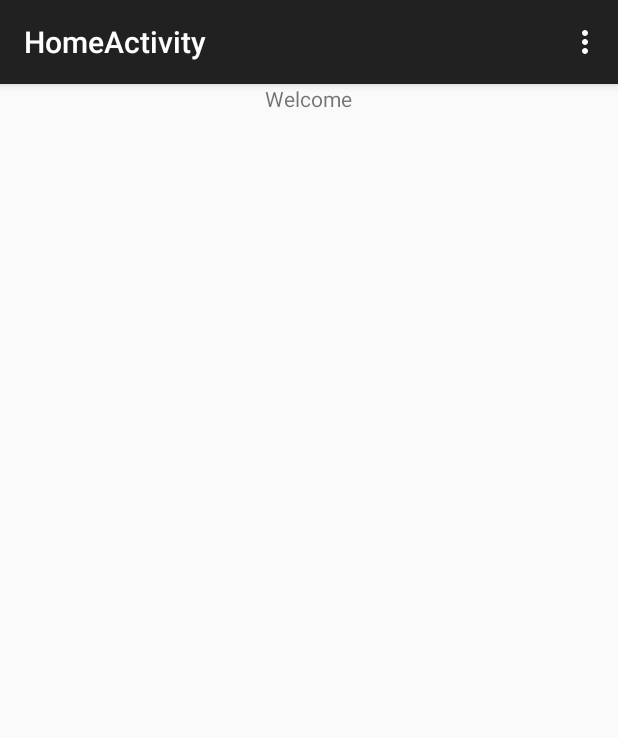
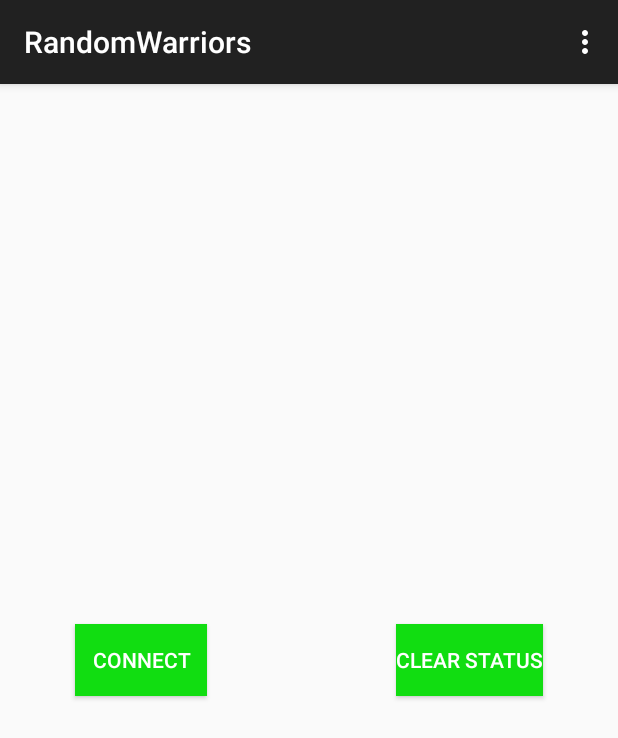
Before and after one commit to Barbarian-JD/RandomWarriors, an Android app: the HomeActivity screen opened directly, with no data from a screen before it, on a phone screen of 412 x 824 dp. Shown: the top 738 px of the screen. Run offline under Robolectric (Android 15) with nearby library versions, the phone set to English and light mode, and no system bars.

Commit message:
Server testing activity added

```diff
--- a/RandomWarriors/app/build.gradle
+++ b/RandomWarriors/app/build.gradle
@@ -23,4 +23,6 @@ dependencies {
     compile fileTree(dir: 'libs', include: ['*.jar'])
     compile 'com.android.support:appcompat-v7:22.0.0'
     compile 'com.google.android.gms:play-services:6.5.87'
+
+    compile 'com.google.code.gson:gson:2.3'
 }
--- a/RandomWarriors/app/src/main/AndroidManifest.xml
+++ b/RandomWarriors/app/src/main/AndroidManifest.xml
@@ -20,15 +20,13 @@
 
         </activity>
         <activity
-            android:name=".HomeActivity"
-            android:label="@string/title_activity_home" >
+            android:name=".HomeActivity" >
         </activity>
         <activity
             android:name=".StartActivity"
             android:label="@string/title_activity_start" >
             <intent-filter>
                 <action android:name="android.intent.action.MAIN" />
-
                 <category android:name="android.intent.category.LAUNCHER" />
             </intent-filter>
         </activity>
--- a/RandomWarriors/app/src/main/java/geekybytes/randomwarriors/MainActivity.java
+++ b/RandomWarriors/app/src/main/java/geekybytes/randomwarriors/MainActivity.java
@@ -170,7 +170,6 @@ public class MainActivity extends Activity implements OnClickListener, Connectio
     private void getProfileInformation() {
         try {
             if (Plus.PeopleApi.getCurrentPerson(mGoogleApiClient) != null) {
-                System.out.println("HEYYYYYYYY I REACHED");
                 //Person currentPerson = Plus.PeopleApi.getCurrentPerson(mGoogleApiClient);
                 //String personName = currentPerson.getDisplayName();
                 //String personPhotoUrl = currentPerson.getImage().getUrl();
@@ -186,11 +185,7 @@ public class MainActivity extends Activity implements OnClickListener, Connectio
                 //updateProfile(true,personName,personPhotoUrl,email);
                 updateProfile(true, email);
             }
-            else{
-                System.out.println("I DIDNT REACH");
-            }
         } catch (Exception e) {
-            System.out.println("I ROCK");
             e.printStackTrace();
         }
     }
--- a/RandomWarriors/app/src/main/res/layout/activity_home.xml
+++ b/RandomWarriors/app/src/main/res/layout/activity_home.xml
@@ -4,11 +4,35 @@
     android:layout_height="match_parent"
     tools:context="geekybytes.randomwarriors.HomeActivity">
 
+    <Button
+        android:layout_width="wrap_content"
+        android:layout_height="wrap_content"
+        android:layout_marginLeft="50dp"
+        android:layout_centerVertical="true"
+        android:text="Connect"
+        android:textColor="#FFFFFF"
+        android:layout_alignParentLeft="true"
+        android:background="#1D1"
+        android:id="@+id/button_connect"
+        />
+    <Button
+        android:layout_width="wrap_content"
+        android:layout_height="wrap_content"
+        android:id="@+id/button_clear"
+        android:text="Clear status"
+        android:textColor="#FFFFFF"
+        android:background="#1D1"
+        android:layout_centerVertical="true"
+        android:layout_alignParentRight="true"
+        android:layout_marginRight="50dp"
+        />
     <TextView
         android:layout_width="wrap_content"
         android:layout_height="wrap_content"
-        android:id="@+id/textwelcomemessage"
-        android:text="Welcome"
+        android:id="@+id/view_status"
+        android:textSize="20dp"
+        android:layout_alignParentBottom="true"
+        android:layout_marginBottom="50dp"
         android:layout_centerHorizontal="true"/>
 
 </RelativeLayout>
--- a/RandomWarriors/app/src/main/res/values/strings.xml
+++ b/RandomWarriors/app/src/main/res/values/strings.xml
@@ -5,6 +5,6 @@
     <string name="hello_world">Hello world!</string>
     <string name="action_settings">Settings</string>
     <string name="title_activity_home">HomeActivity</string>
-    <string name="title_activity_start">StartActivity</string>
+    <string name="title_activity_start">RandomWarriors</string>
 
 </resources>
```
Also changed, not shown: RandomWarriors/app/src/main/java/geekybytes/randomwarriors/HomeActivity.java (+125 -15 lines), 9 other files.
